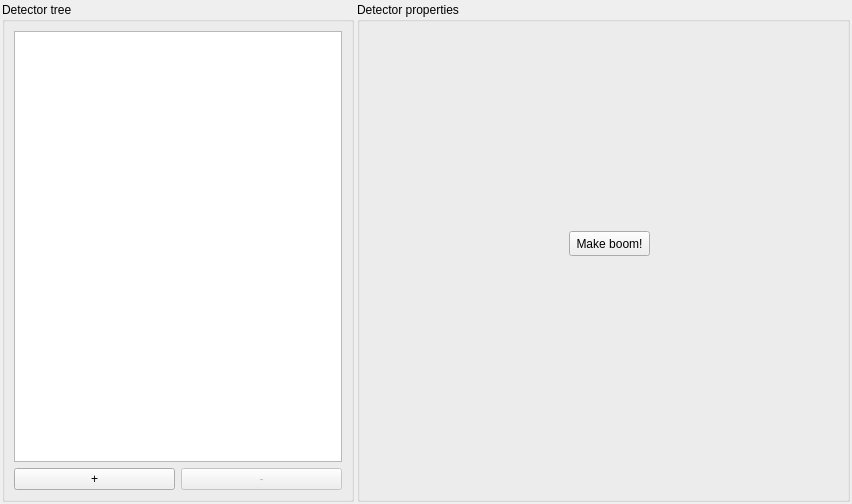
This is Apps/ManagePanel/src/gui/detectors/detectormanagementform.ui in VinTRiZz/RemoteObjectDetector as Qt 5 draws it before an edit. The edited form follows.
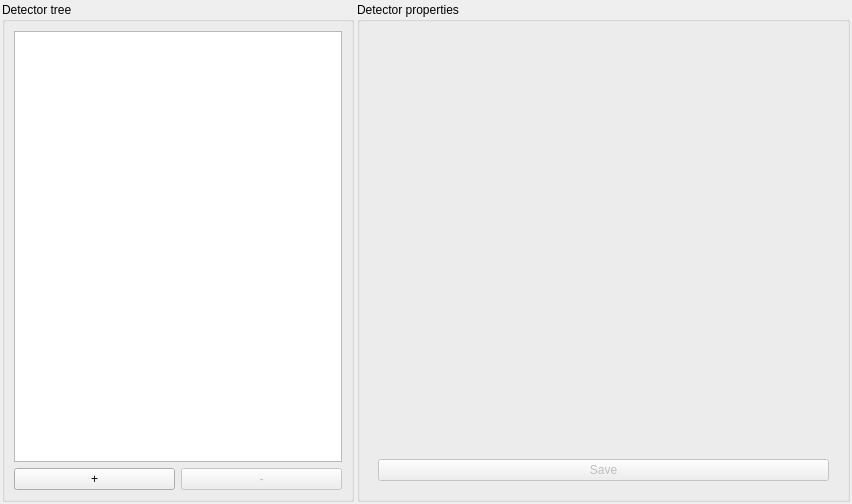
This is the edited form. The open tabs and pages were chosen to show the change. Custom widgets are drawn as their Qt base class.

Diff of the .ui file:
```diff
--- a/Apps/ManagePanel/src/gui/detectors/detectormanagementform.ui
+++ b/Apps/ManagePanel/src/gui/detectors/detectormanagementform.ui
@@ -88,19 +88,21 @@
          </layout>
         </widget>
         <widget class="QWidget" name="page_2">
-         <widget class="QPushButton" name="pushButton_3">
-          <property name="geometry">
-           <rect>
-            <x>200</x>
-            <y>200</y>
-            <width>81</width>
-            <height>25</height>
-           </rect>
+         <layout class="QVBoxLayout" name="verticalLayout_4">
+          <item>
+           <widget class="DetectorConfigurationWidget" name="detectorHandleForm" native="true"/>
+          </item>
+          <item>
+           <widget class="QPushButton" name="pushButtonSaveDetectorInfo">
+            <property name="enabled">
+             <bool>false</bool>
           </property>
           <property name="text">
-           <string>Make boom!</string>
-          </property>
-         </widget>
+             <string>Save</string>
+            </property>
+           </widget>
+          </item>
+         </layout>
         </widget>
        </widget>
       </item>
@@ -109,6 +111,14 @@
    </item>
   </layout>
  </widget>
+ <customwidgets>
+  <customwidget>
+   <class>DetectorConfigurationWidget</class>
+   <extends>QWidget</extends>
+   <header>gui/detectors/detectorconfigurationwidget.hpp</header>
+   <container>1</container>
+  </customwidget>
+ </customwidgets>
  <resources/>
  <connections/>
 </ui>
```
Left out of the diff: 2 changed lines with no effect on the pictures. Lines whose indentation alone changed are shown as unchanged.
